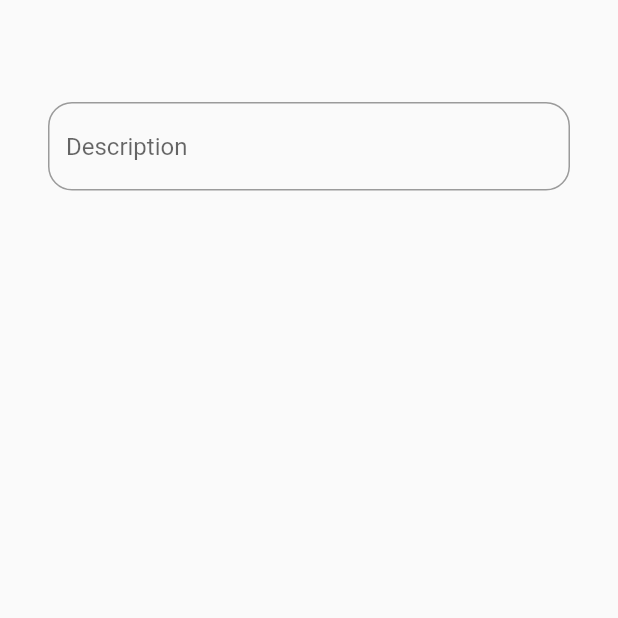
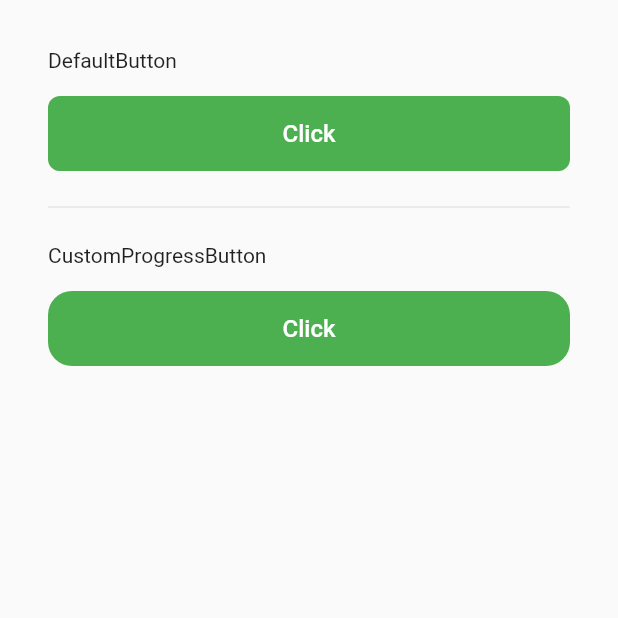
Before and after one commit to srnunio/customized, a Flutter app: the screen it shows after launch, on a phone screen of 412 x 824 dp, the top half of it. Run offline on Flutter 3.47's test engine with Material 2 defaults, Android fonts, the phone set to English and light mode, and no system bars.

Commit message:
custom button: add DefaultButton and ProgressButton
custom text(Txt) : add builderText "space translate"

other improvements

```diff
--- /dev/null
+++ b/example/lib/custom_button_example.dart
@@ -0,0 +1,65 @@
+import 'package:customized/customized.dart';
+import 'package:flutter/material.dart';
+
+class CustomButtonExample extends StatefulWidget {
+  CustomButtonExample({Key key}) : super(key: key);
+
+  @override
+  _CustomButtonExampleState createState() => _CustomButtonExampleState();
+}
+
+class _CustomButtonExampleState extends State<CustomButtonExample> {
+  Color _grey300 = Colors.grey[300];
+  Color _green = Colors.green;
+  Color _green50 = Colors.green[50];
+  bool isLoading = false;
+
+  @override
+  Widget build(BuildContext context) {
+    return Scaffold(
+      body: Container(
+        margin: EdgeInsets.all(16.0),
+        padding: EdgeInsets.all(16.0),
+        child: ListView(
+          children: [
+            Txt('DefaultButton'),
+            SizedBox(
+              height: 16,
+            ),
+            DefaultButton(
+              value: 'Click',
+              activeColor: _green,
+              textColor: Colors.white,
+              onPressed: () {},
+            ),
+            SizedBox(
+              height: 16,
+            ),
+            Divider(),
+            SizedBox(
+              height: 16,
+            ),
+            Txt(
+              'CustomProgressButton',
+            ),
+            SizedBox(
+              height: 16,
+            ),
+            CustomProgressButton(
+              isLoading: isLoading,
+              border: 16.0,
+              ignorePlatform: true,
+              onPressed: () async {
+                setState(() => isLoading = !isLoading);
+                await Future.delayed(Duration(seconds: 2));
+                setState(() => isLoading = !isLoading);
+              },
+              value: 'Click',
+              activeColor: _green,
+            )
+          ],
+        ),
+      ),
+    );
+  }
+}
--- a/example/lib/custom_text_example.dart
+++ b/example/lib/custom_text_example.dart
@@ -28,8 +28,8 @@ class _CustomTextExampleState extends State<CustomTextExample> {
             Container(
               child: Txt(
                 value,
-                size: 28,
-                align: TextAlign.center,
+                textSize: 28,
+                textAlign: TextAlign.center,
                 rich: Rich(
                     key: key,
                     onRichTap: (value) {
--- a/example/lib/main.dart
+++ b/example/lib/main.dart
@@ -1,5 +1,6 @@
 import 'package:flutter/material.dart';
 
+import 'custom_button_example.dart';
 import 'custom_check_page.dart';
 import 'custom_text_example.dart';
 import 'example_page.dart';
@@ -17,7 +18,8 @@ class MyApp extends StatelessWidget {
         primarySwatch: Colors.blue,
         visualDensity: VisualDensity.adaptivePlatformDensity,
       ),
-      home: CustomTextExample(),
+      home: CustomButtonExample(),
+      // home: CustomTextExample(),
 //      home: CustomCheckPage(),
       debugShowCheckedModeBanner: false,
     );
--- a/lib/customized.dart
+++ b/lib/customized.dart
@@ -5,5 +5,6 @@ import 'package:flutter/material.dart';
 export 'src/custom_check.dart';
 export 'src/custom_switch.dart';
 export 'src/custom_text.dart';
+export 'src/custom_button.dart';
 
 SizedBox get empty => SizedBox();
--- /dev/null
+++ b/lib/src/custom_button.dart
@@ -0,0 +1,141 @@
+import 'package:flutter/material.dart';
+
+import 'custom_progress.dart';
+import 'custom_text.dart';
+
+abstract class _CustomButton extends StatelessWidget {
+  final Function onPressed;
+  final Color activeColor;
+  final Color disabledColor;
+  final Color textColor;
+  final String text;
+  final double border;
+  final double elevation;
+  final TextStyle textStyle;
+  final FontWeight fontWeight;
+  final double textSize;
+  final bool enableEffectClicked;
+
+  const _CustomButton({
+    this.onPressed,
+    this.enableEffectClicked = true,
+    this.activeColor,
+    this.disabledColor,
+    this.textColor,
+    this.text,
+    this.textStyle,
+    this.textSize = 16.0,
+    this.fontWeight,
+    this.border = 8.0,
+    this.elevation = 8.0,
+  })  : assert(disabledColor != null),
+        assert(text != null);
+
+  body({@required Widget child, @required BuildContext context}) {
+    var _activeColor = activeColor ?? Theme.of(context).accentColor;
+
+    return ClipRRect(
+      borderRadius: BorderRadius.circular(border),
+      child: MaterialButton(
+        splashColor: (enableEffectClicked) ? null : Colors.transparent,
+        highlightColor: (enableEffectClicked) ? null : Colors.transparent,
+        disabledColor: disabledColor,
+        elevation: elevation,
+        color: _activeColor,
+        height: 50,
+        minWidth: double.infinity,
+        child: child,
+        onPressed: onPressed,
+      ),
+    );
+  }
+}
+
+class DefaultButton extends _CustomButton {
+  DefaultButton({
+    @required String value,
+    double border,
+    double elevation,
+    TextStyle textStyle,
+    FontWeight fontWeight,
+    Color textColor,
+    Color activeColor,
+    Color disabledColor,
+    @required Function onPressed,
+  })  : assert(value != null),
+        super(
+            text: value,
+            activeColor: activeColor,
+            disabledColor: disabledColor ?? Colors.grey[200],
+            textColor: textColor ?? Colors.white,
+            textStyle: textStyle,
+            elevation: elevation,
+            border: border ?? 8.0,
+            fontWeight: fontWeight ?? FontWeight.normal,
+            onPressed: onPressed);
+
+  @override
+  Widget build(BuildContext context) => body(
+      context: context,
+      child: Txt(
+        text,
+        textColor: textColor,
+        fontWeight: fontWeight,
+        textStyle: textStyle,
+        textSize: textSize,
+      ));
+}
+
+class CustomProgressButton extends _CustomButton {
+  CustomProgressButton({
+    this.isLoading = false,
+    this.ignorePlatform = false,
+    @required String value,
+    double border,
+    double elevation,
+    TextStyle textStyle,
+    FontWeight fontWeight,
+    Color textColor,
+    Color activeColor,
+    Color disabledColor,
+    @required Function onPressed,
+  })  : assert(value != null),
+        assert(isLoading != null),
+        super(
+            text: value,
+            activeColor: activeColor,
+            disabledColor: disabledColor ?? Colors.grey[200],
+            textColor: textColor ?? Colors.white,
+            textStyle: textStyle,
+            elevation: elevation ?? 0.0,
+            border: border ?? 8.0,
+            fontWeight: fontWeight ?? FontWeight.normal,
+            onPressed: (isLoading) ? null : onPressed);
+
+  final bool isLoading;
+
+  final bool ignorePlatform;
+
+  @override
+  Widget build(BuildContext context) {
+    if (!isLoading)
+      return body(
+          context: context,
+          child: Txt(
+            text,
+            textColor: textColor,
+            fontWeight: fontWeight,
+            textStyle: textStyle,
+            textSize: textSize,
+          ));
+    else
+      return body(
+          context: context,
+          child: Center(
+            child: CustomProgress(
+              color: activeColor,
+              ignorePlatform: ignorePlatform,
+            ),
+          ));
+  }
+}
--- /dev/null
+++ b/lib/src/custom_progress.dart
@@ -0,0 +1,46 @@
+import 'dart:io';
+
+import 'package:flutter/cupertino.dart';
+import 'package:flutter/material.dart';
+
+class CustomProgress extends StatelessWidget {
+
+  final Color color;
+
+  final double size;
+
+  final bool ignorePlatform;
+
+  const CustomProgress({this.color, this.size = 20, this.ignorePlatform = false});
+
+  @override
+  Widget build(BuildContext context) {
+    var _color = color ?? Theme.of(context).accentColor;
+
+    var brightness = Theme.of(context).brightness;
+
+    Widget widget;
+
+    if (ignorePlatform) {
+      widget = CircularProgressIndicator(
+        strokeWidth: 2.5,
+        valueColor: AlwaysStoppedAnimation<Color>(_color),
+      );
+    } else {
+      widget = (Platform.isIOS)
+          ? MediaQuery(
+              data: MediaQueryData(platformBrightness: brightness),
+              child: CupertinoActivityIndicator())
+          : CircularProgressIndicator(
+              strokeWidth: 2.5,
+              valueColor: AlwaysStoppedAnimation<Color>(_color),
+            );
+    }
+
+    return Container(
+      child: widget,
+      width: size,
+      height: size,
+    );
+  }
+}
--- a/lib/src/custom_text.dart
+++ b/lib/src/custom_text.dart
@@ -15,77 +15,82 @@ class Rich {
 }
 
 class Txt extends StatelessWidget {
-  final Color color;
-  final double size;
+  final Color textColor;
+  final double textSize;
   final FontWeight fontWeight;
-  final String font;
+  final String fontFamily;
   final String value;
   final TxtCase txtCase;
   final int maxLine;
   final Rich rich;
-  final TextAlign align;
-  final TextOverflow over;
-  final TextStyle style;
-  final TextDecoration decoration;
+  final TextAlign textAlign;
+  final TextOverflow textOverflow;
+  final TextStyle textStyle;
+  final TextDecoration textDecoration;
+  final TextDirection textDirection;
+  final Locale locale;
+  final String Function(String value) builderText;
 
   Txt(this.value,
-      {this.color,
-      this.size,
+      {this.textColor,
+      Key key,
+      this.builderText,
+      this.textSize,
       this.fontWeight,
-      this.font,
+      this.fontFamily,
       this.txtCase = TxtCase.None,
       this.maxLine = 0,
-      this.align,
+      this.textAlign,
       this.rich,
-      this.decoration = TextDecoration.none,
-      this.style,
-      this.over}) {
-    assert(value != null);
-    assert(txtCase != null);
+      this.locale,
+      this.textDecoration = TextDecoration.none,
+      this.textDirection,
+      this.textStyle,
+      this.textOverflow})
+      : assert(value != null),
+        assert(txtCase != null),
+        super(key: key);
+
+  _caseText(String text) {
+    switch (txtCase) {
+      case TxtCase.LowerCase:
+        return text.toLowerCase();
+      case TxtCase.UpperCase:
+        return text.toUpperCase();
+      default:
+        return text;
+    }
   }
 
-  _Text() {
-    if (txtCase == TxtCase.LowerCase) {
-      return value.toLowerCase();
-    }
-
-    if (txtCase == TxtCase.UpperCase) {
-      return value.toUpperCase();
-    }
-
-    return value;
-  }
-
-
-
-  List<TextSpan> _getSpans(String text) {
+  List<TextSpan> _getSpans({String text, TextStyle style}) {
     List<TextSpan> spans = [];
     try {
       int spanBoundary = 0;
-
       do {
         final startIndex = text.indexOf(rich.key, spanBoundary);
+
         if (startIndex == -1) {
-          spans.add(
-              TextSpan(style: _getStyle, text: text.substring(spanBoundary)));
+          spans.add(TextSpan(style: style, text: text.substring(spanBoundary)));
           return spans;
         }
+
         if (startIndex > spanBoundary) {
           spans.add(TextSpan(
-              style: _getStyle,
-              text: text.substring(spanBoundary, startIndex)));
+              style: style, text: text.substring(spanBoundary, startIndex)));
         }
+
         final endIndex = startIndex + rich.key.length;
+
         final spanText = text.substring(startIndex, endIndex);
+
         spans.add(TextSpan(
             text: spanText,
             style: rich.style,
             recognizer: _onRichTap(spanText)));
+
         spanBoundary = endIndex;
       } while (spanBoundary < text.length);
-    } catch (error) {
-      print(error.toString());
-    }
+    } catch (error) {}
     return spans;
   }
 
@@ -94,37 +99,78 @@ class Txt extends StatelessWidget {
     return TapGestureRecognizer()..onTap = () => rich.onRichTap(value);
   }
 
-  _bodyRichText() {
-    var text = _Text();
-    var spans = _getSpans(text);
+  @override
+  Widget build(BuildContext context) {
+    String _text = value;
+
+    if (this.builderText != null) {
+      print('builderText: ${_text}');
+      _text = builderText(value);
+      print('builderText: ${_text}');
+    }
+
+    assert(_text != null);
+
+    _text = _caseText(_text);
+
+    final DefaultTextStyle defaultTextStyle = DefaultTextStyle.of(context);
+
+    TextStyle _effectiveTextStyle = textStyle;
+
+    final TextAlign _textAlign =
+        textAlign ?? defaultTextStyle.textAlign ?? TextAlign.start;
+
+    final TextDirection _textDirection =
+        textDirection ?? Directionality.of(context);
+
+    final TextOverflow _textOverflow =
+        textOverflow ?? defaultTextStyle.overflow;
+
+    final _locale = locale ?? Localizations.localeOf(context, nullOk: true);
+
+    if (textStyle == null || textStyle.inherit) {
+      _effectiveTextStyle = defaultTextStyle.style.merge(textStyle);
+    }
+
+    if (fontFamily != null) {
+      _effectiveTextStyle =
+          _effectiveTextStyle.copyWith(fontFamily: fontFamily);
+    }
+
+    if (textColor != null) {
+      _effectiveTextStyle = _effectiveTextStyle.copyWith(color: textColor);
+    }
+
+    if (textSize != null) {
+      _effectiveTextStyle = _effectiveTextStyle.copyWith(fontSize: textSize);
+    }
+
+    if (textDecoration != null) {
+      _effectiveTextStyle =
+          _effectiveTextStyle.copyWith(decoration: textDecoration);
+    }
+
+    _effectiveTextStyle = _effectiveTextStyle.copyWith(
+      locale: _locale,
+      decoration: textDecoration,
+    );
+
+    if (rich == null)
+      return Text(
+        _text,
+        maxLines: maxLine == 0 ? null : maxLine,
+        locale: _locale,
+        overflow: _textOverflow,
+        textAlign: _textAlign,
+        textDirection: _textDirection,
+        style: _effectiveTextStyle,
+      );
+
+    var spans = _getSpans(text: _text, style: _effectiveTextStyle);
+
     return Text.rich(
-      TextSpan(style: _getStyle, children: spans),
-      textAlign: align,
+      TextSpan(style: _effectiveTextStyle, children: spans),
+      textAlign: _textAlign,
     );
   }
-
-  _bodyDefaultText() {
-    var text = _Text();
-    return Text(
-      '${text}',
-      maxLines: maxLine == 0 ? null : maxLine,
-      overflow: over,
-      textAlign: align,
-      style: _getStyle,
-    );
-  }
-
-  TextStyle get _getStyle =>
-      style ??
-      TextStyle(
-          fontFamily: font,
-          fontSize: size ?? 16,
-          color: color,
-          fontWeight: fontWeight);
-
-  @override
-  Widget build(BuildContext context) {
-    if (rich == null) return _bodyDefaultText();
-    return _bodyRichText();
-  }
 }
```
Also changed, not shown: example/pubspec.lock.
